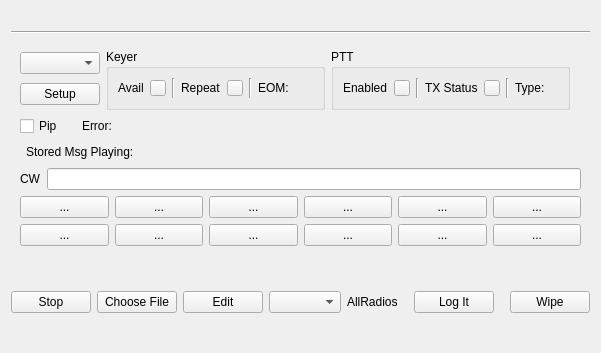
The window that mqt/MqtLogger/dmbuttonframe.ui (Rsclub22/Minos2-Mirror) describes before a commit, drawn with Qt 5.
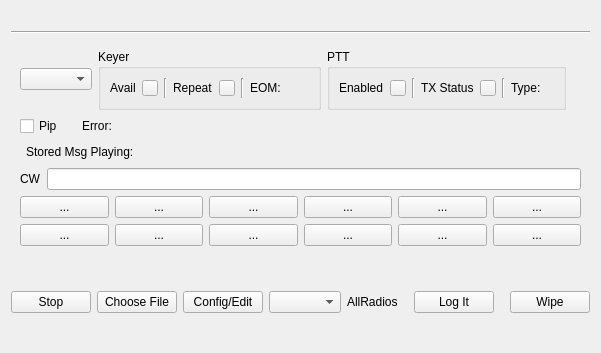
The same window after the commit.

Commit message: start to use dmbuttonframe's own config files to allow the original txkeyerFrame to co-exist. Move the Setup button on txButtonFrame to the EditDialogue. Rename the config buttons to Config/Edit and Common Config in the EditDialogue.

The edit to the form file:
```diff
--- a/mqt/MqtLogger/dmbuttonframe.ui
+++ b/mqt/MqtLogger/dmbuttonframe.ui
@@ -40,13 +40,6 @@
             <item>
              <widget class="QComboBox" name="txKeyerSelect"/>
             </item>
-            <item>
-             <widget class="QPushButton" name="txKeyerSetupPb">
-              <property name="text">
-               <string>Setup</string>
-              </property>
-             </widget>
-            </item>
            </layout>
           </item>
           <item>
@@ -536,7 +529,7 @@
      <item>
       <widget class="QPushButton" name="editButton">
        <property name="text">
-        <string>Edit</string>
+        <string>Config/Edit</string>
        </property>
       </widget>
      </item>
```
Left out of the diff: 2 changed lines with no effect on the pictures. The commit also changes 26 other files.
